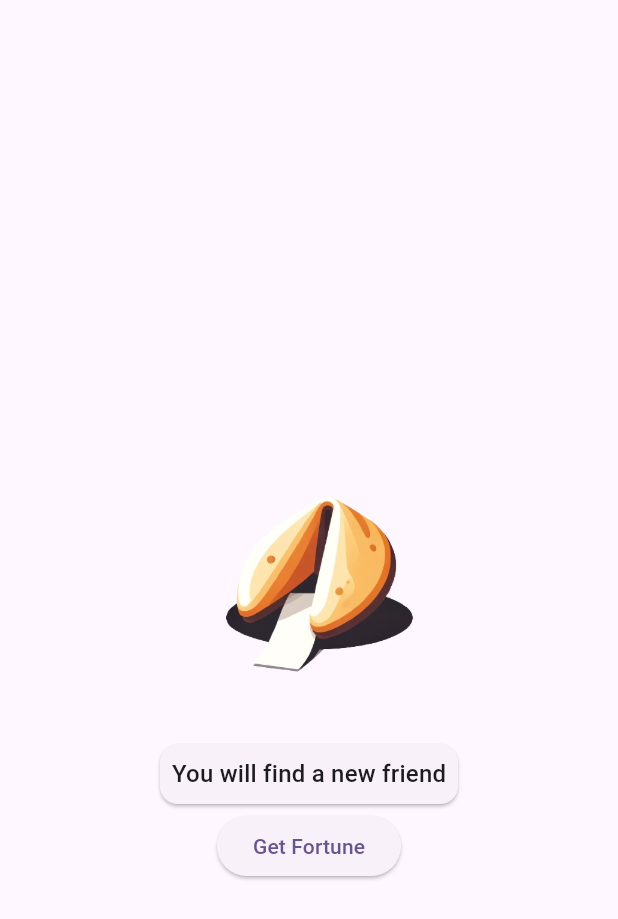
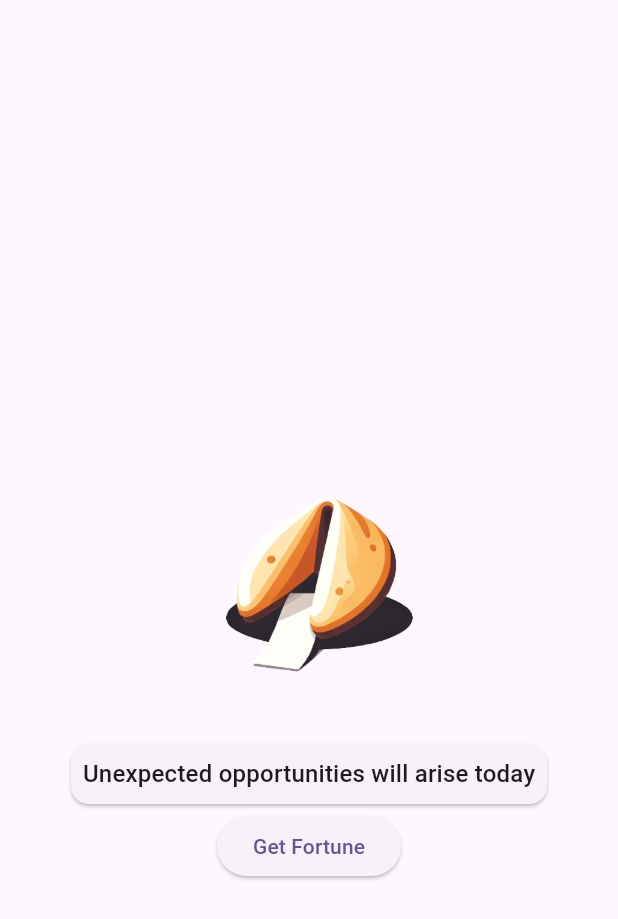
Before and after one commit to andredippenaar/flutter_fortune_cookie, a Flutter app: the screen it shows after launch, after a tap on "Get Fortune", on a phone screen of 412 x 824 dp. Shown: the top 919 px of the screen. Run offline on Flutter 3.47's test engine with Material 3 defaults, Android fonts, the phone set to English and light mode, and no system bars.

Commit message:
Minor cleanups

```diff
--- a/lib/main.dart
+++ b/lib/main.dart
@@ -26,7 +26,7 @@ class MyApp extends StatelessWidget {
 class MyHomePage extends StatefulWidget {
   MyHomePage({super.key});
 
-  String _currentFortune = "";
+  // String _currentFortune = "";
 
   @override
   State<MyHomePage> createState() => _MyHomePageState();
@@ -36,11 +36,16 @@ class _MyHomePageState extends State<MyHomePage> {
   String _currentFortune = "";
 
   final _fortuneList = [
-    "You will find a new friend",
-    "You will win the lottery",
-    "You are going to sleep well",
-    "You will find a new home",
-    "Anything can happen because this sentence is much longer than the rest"
+    "Unexpected opportunities will arise today",
+    "A pleasant surprise awaits you around the corner",
+    "Your hard work will pay off sooner than you think",
+    "Embrace change; it leads to new beginnings",
+    "Today is a perfect day to start something new",
+    "Your creativity will shine brightly today",
+    "Luck is on your side; trust your instincts",
+    "Take a leap of faith; great adventures await",
+    "A cheerful encounter will brighten your day",
+    "Your kindness will be repaid in unexpected ways"
   ];
 
   void _randomFortune() {
```
